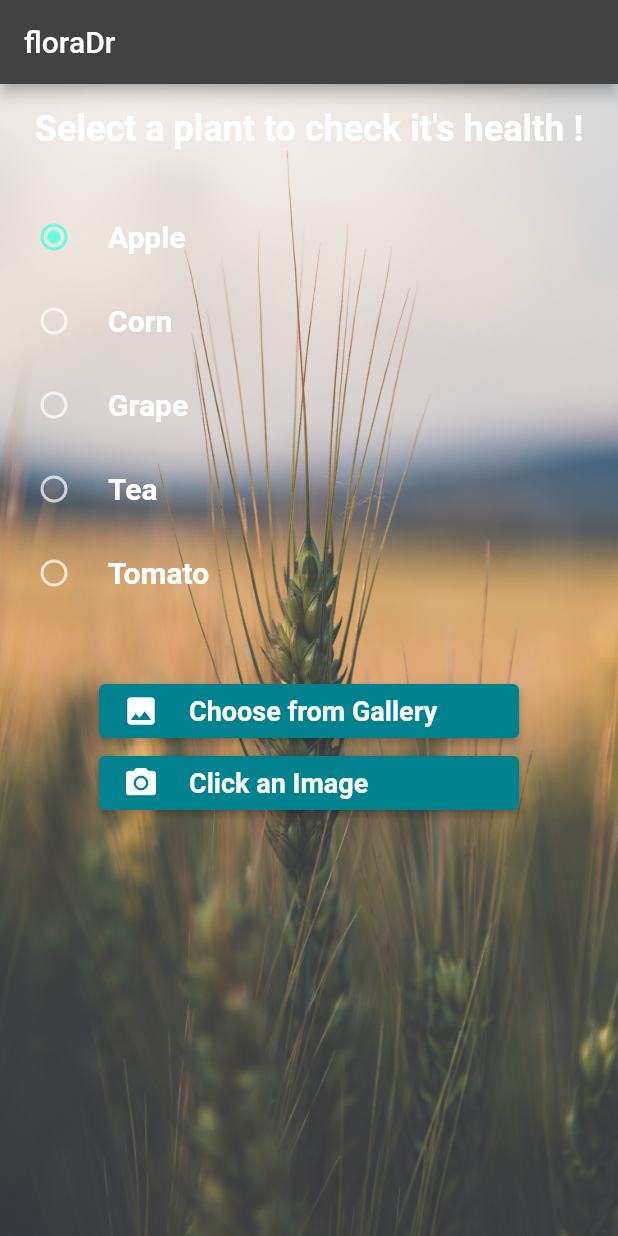
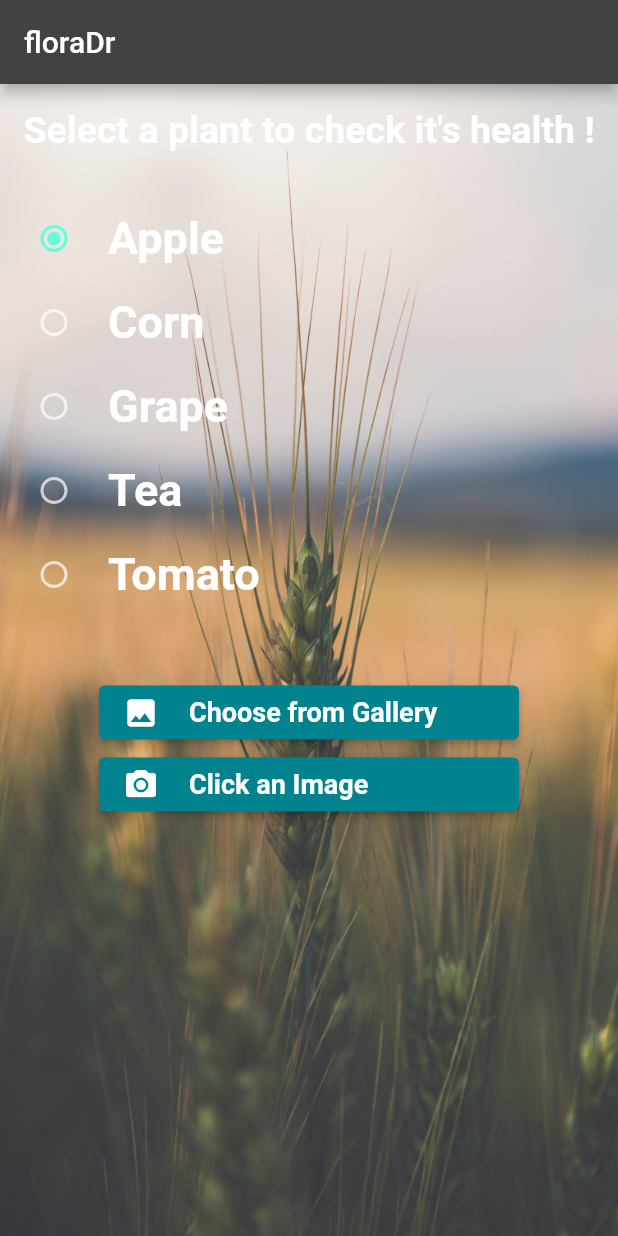
Before and after one commit to rht174/flora_dr, a Flutter app: the screen it shows after launch, on a phone screen of 412 x 824 dp. Run offline on Flutter 3.47's test engine with Material 2 defaults, Android fonts, the phone set to English and light mode, and no system bars; our stand-ins replace image_picker, modal_progress_hud_nsn.

Commit message:
Update main.dart

```diff
--- a/lib/main.dart
+++ b/lib/main.dart
@@ -160,7 +160,7 @@ class _MyAppState extends State<MyApp> {
                               child: Text(
                                 'Select a plant to check it\'s health !',
                                 style: TextStyle(
-                                  fontSize: 24,
+                                  fontSize: 25,
                                   fontWeight: FontWeight.bold,
                                 ),
                               ),
@@ -171,7 +171,7 @@ class _MyAppState extends State<MyApp> {
                                   plantList[0],
                                   style: const TextStyle(
                                       fontWeight: FontWeight.bold,
-                                      fontSize: 20),
+                                      fontSize: 30),
                                 ),
                                 value: SingingCharacter.apple,
                                 groupValue: _character,
@@ -185,7 +185,7 @@ class _MyAppState extends State<MyApp> {
                                   plantList[1],
                                   style: const TextStyle(
                                       fontWeight: FontWeight.bold,
-                                      fontSize: 20),
+                                      fontSize: 30),
                                 ),
                                 value: SingingCharacter.corn,
                                 groupValue: _character,
@@ -199,7 +199,7 @@ class _MyAppState extends State<MyApp> {
                                   plantList[2],
                                   style: const TextStyle(
                                       fontWeight: FontWeight.bold,
-                                      fontSize: 20),
+                                      fontSize: 30),
                                 ),
                                 value: SingingCharacter.grape,
                                 groupValue: _character,
@@ -213,7 +213,7 @@ class _MyAppState extends State<MyApp> {
                                   plantList[3],
                                   style: const TextStyle(
                                       fontWeight: FontWeight.bold,
-                                      fontSize: 20),
+                                      fontSize: 30),
                                 ),
                                 value: SingingCharacter.tea,
                                 groupValue: _character,
@@ -227,7 +227,7 @@ class _MyAppState extends State<MyApp> {
                                   plantList[4],
                                   style: const TextStyle(
                                       fontWeight: FontWeight.bold,
-                                      fontSize: 20),
+                                      fontSize: 30),
                                 ),
                                 value: SingingCharacter.tomato,
                                 groupValue: _character,
```
